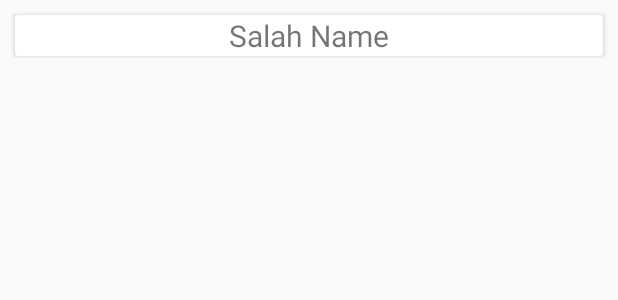
After one commit to saiful-islam-niloy/Salah, an Android app: the layout card_salah.xml on its own in the app's theme, with its tools: preview values and no code run, on a phone screen of 412 x 824 dp. The commit adds this screen. Shown: the top 300 px of the screen. Run offline under Robolectric (Android 15) with nearby library versions, the phone set to English and light mode, and no system bars.

Commit message:
Initial UI Done

```diff
--- a/app/build.gradle
+++ b/app/build.gradle
@@ -23,6 +23,9 @@ dependencies {
     implementation fileTree(dir: 'libs', include: ['*.jar'])
     implementation 'com.android.support:appcompat-v7:28.0.0'
     implementation 'com.android.support.constraint:constraint-layout:1.1.3'
+    implementation 'com.android.support:cardview-v7:28.0.0'
+    implementation 'com.android.support:recyclerview-v7:28.0.0'
+
     testImplementation 'junit:junit:4.12'
     androidTestImplementation 'com.android.support.test:runner:1.0.2'
     androidTestImplementation 'com.android.support.test.espresso:espresso-core:3.0.2'
--- /dev/null
+++ b/app/src/main/res/layout/card_salah.xml
@@ -0,0 +1,27 @@
+<?xml version="1.0" encoding="utf-8"?>
+<LinearLayout
+    xmlns:android="http://schemas.android.com/apk/res/android" android:layout_width="match_parent"
+    android:layout_height="match_parent">
+
+    <android.support.v7.widget.CardView
+        android:layout_width="match_parent"
+        android:layout_height="wrap_content"
+        android:foreground="?android:attr/selectableItemBackground"
+        android:layout_margin="10dp">
+        <LinearLayout
+            android:layout_width="match_parent"
+            android:layout_height="match_parent"
+            android:orientation="vertical">
+
+            <TextView
+                android:id="@+id/salah_name"
+                android:layout_width="match_parent"
+                android:layout_height="wrap_content"
+                android:textSize="20dp"
+                android:gravity="center"
+                android:text="Salah Name" />
+
+        </LinearLayout>
+    </android.support.v7.widget.CardView>
+
+</LinearLayout>
```
Also changed, not shown: app/src/main/res/layout/activity_salah.xml (+6 -8 lines).
